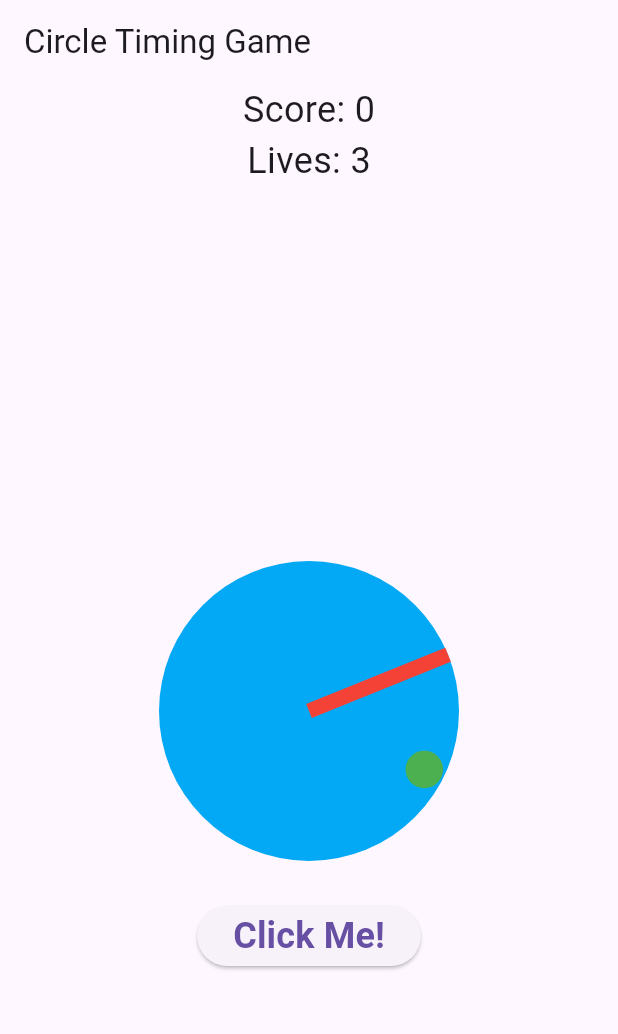
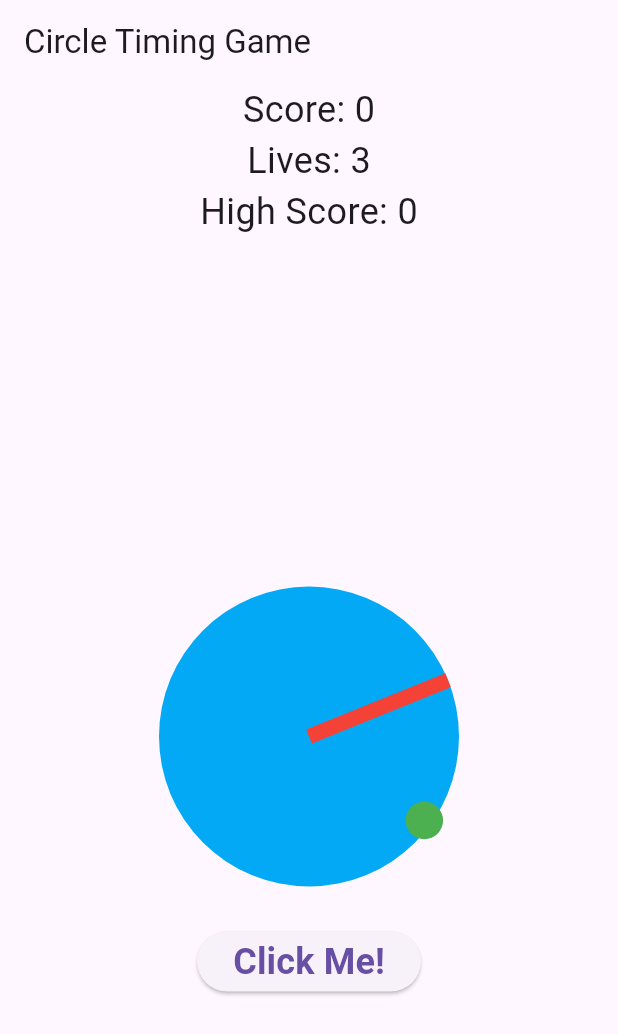
Before and after one commit to JacobBernier/tp1, a Flutter app: the screen it shows after launch, after a tap on "Play", on a phone screen of 412 x 824 dp. Shown: the top 1034 px of the screen. Run offline on Flutter 3.47's test engine with Material 3 defaults, Android fonts, the phone set to English and light mode, and no system bars; our stand-ins replace date_format, hive, hive_flutter; missing offline and left inert: auth0_flutter; accounts and stored records are empty.

Commit message:
debut highscores

```diff
--- a/lib/main.dart
+++ b/lib/main.dart
@@ -8,6 +8,7 @@ import 'package:tp1/vues/creation_combat.dart';
 import 'package:tp1/vues/login.dart';
 import 'package:tp1/vues/profile.dart';
 import 'package:hive_flutter/adapters.dart';
+import 'package:tp1/vues/user_profile.dart';
 
 
 import 'models/utilisateurs.dart';
@@ -131,6 +132,27 @@ class _MyHomePageState extends State<MyHomePage> {
               child: Text('Play', style: TextStyle(fontSize: 24.0)), // Increase text size
             ),
             const SizedBox(height: 20), // Add spacing between buttons
+
+            // "View High Scores" button
+            ElevatedButton(
+              onPressed: () {
+                final utilisateurProvider = Provider.of<UtilisateurProvider>(context, listen: false);
+                final userId = utilisateurProvider.user?.idUtilisateur;
+                print('UserID passed to HighScoresPage: $userId');
+                if (userId != null) {
+                  Navigator.push(context, MaterialPageRoute(
+
+                    builder: (context) => HighScoresPage(userId: userId),
+                  ));
+                }
+              },
+              style: ElevatedButton.styleFrom(
+                padding: EdgeInsets.symmetric(horizontal: 32.0, vertical: 16.0),
+                textStyle: TextStyle(fontSize: 24.0),
+              ),
+              child: Text('View High Scores', style: TextStyle(fontSize: 24.0)),
+            ),
+            const SizedBox(height: 20),
             Consumer<UtilisateurProvider>(
               builder: (context, utilisateurProvider, child) {
                 return Center(
--- a/lib/models/utilisateurs.dart
+++ b/lib/models/utilisateurs.dart
@@ -14,5 +14,9 @@ class Utilisateurs{
   @HiveField(1)
   final String role;
   @HiveField(2)
-  final int highscore = 0;
+  int highscoreEasy = 0;
+  @HiveField(3)
+  int highscoreMedium = 0;
+  @HiveField(4)
+  int highscoreHard = 0;
 }
--- a/lib/vues/creation_combat.dart
+++ b/lib/vues/creation_combat.dart
@@ -1,11 +1,37 @@
 import 'dart:async';
 import 'dart:math';
 import 'package:flutter/material.dart';
+import 'package:hive/hive.dart';
+import 'package:provider/provider.dart';
 
 import '../main.dart';
+import '../models/utilisateurs.dart';
+import '../providers/utilisateur_provider.dart';
 
 void main() {
   runApp(MyGamingApp());
+  openBox();
+}
+
+void openBox() async {
+  await Hive.openBox<Utilisateurs>('utilisateursBox');
+}
+
+Future<void> openBoxIfNeeded() async {
+  if (!Hive.isBoxOpen('utilisateursBox')) {
+    await Hive.openBox<Utilisateurs>('utilisateursBox');
+  }
+}
+
+int getHighScore(BuildContext context) {
+  //print("bruh---------------------------");
+  final utilisateurProvider = Provider.of<UtilisateurProvider>(context, listen: false);
+  if (!utilisateurProvider.isLoggedIn) return 0;
+  //print("miammers");
+
+  final currentUser = utilisateurProvider.user;
+  // Assuming Utilisateurs class has a highscore field
+  return currentUser?.highscoreEasy ?? 0;
 }
 
 class MyGamingApp extends StatelessWidget {
@@ -127,7 +153,28 @@ class _MyGamePageState extends State<MyGamePage> {
     generateAndDisplayTargetPosition();
   }
 
-  void showGameOverDialog() {
+  Future<void> showGameOverDialog() async {
+
+    //final utilisateurProvider = Provider.of<UtilisateurProvider>(context, listen: false);
+    //if (utilisateurProvider.isLoggedIn) {
+    //  print("MDR");
+//
+    //  await openBoxIfNeeded();
+//
+    //  final box = Hive.box<Utilisateurs>('utilisateursBox');
+    //  print(utilisateurProvider.user?.idUtilisateur);
+    //  final currentUserID = utilisateurProvider.user?.idUtilisateur;
+    //  if (currentUserID != null) {
+    //    final currentUser = box.get(currentUserID);
+    //    if (currentUser != null && score > currentUser.highscore) {
+    //      print("bruh2");
+    //      currentUser.highscore = score;
+    //      box.put(currentUserID, currentUser);
+    //    }
+    //  }
+    //  print("xd");
+//
+    //}
     showDialog(
       context: context,
       barrierDismissible: false,
@@ -183,6 +230,10 @@ class _MyGamePageState extends State<MyGamePage> {
             ),
             Text(
               'Lives: $lives',
+              style: TextStyle(fontSize: 24),
+            ),
+            Text(
+              'High Score: ${getHighScore(context)}',
               style: TextStyle(fontSize: 24),
             ),
             Expanded(
```
Also changed, not shown: lib/vues/user_profile.dart (added, +47 -0 lines), lib/models/utilisateurs.g.dart.
